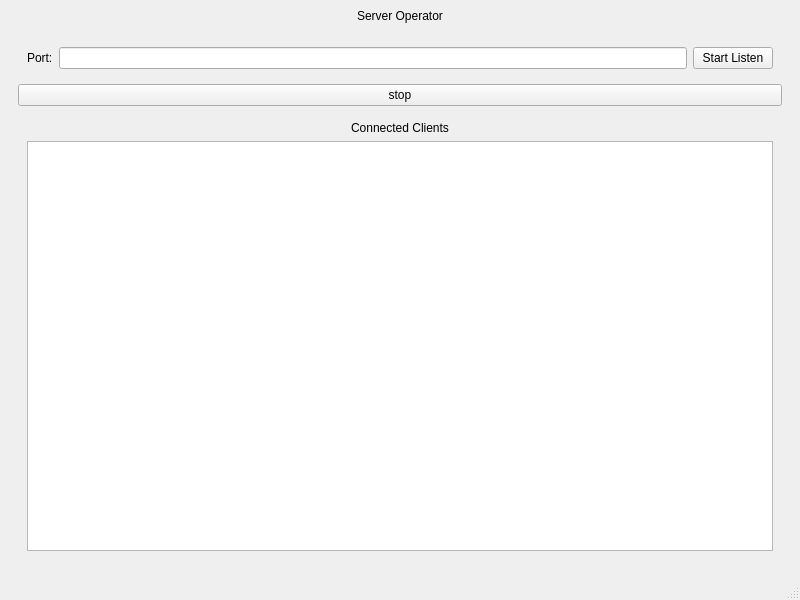
Before: the Qt Designer form src/server/ui/servermainwindow.ui in xiangCaO233/Qt-CS-Sample, drawn with Qt 5.
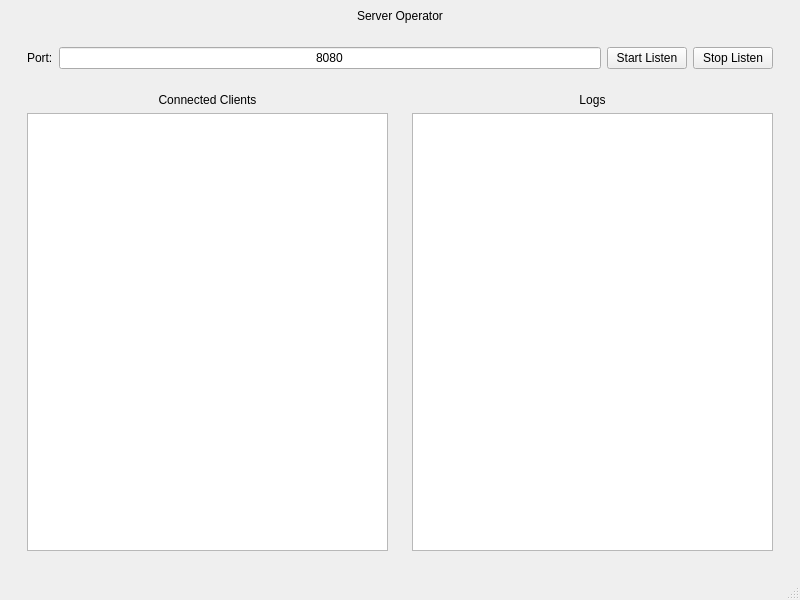
After: the same form once the commit is applied.

Commit message: feat(ui): 更新服务端UI逻辑 (#6)

The edit to the form file:
```diff
--- a/src/server/ui/servermainwindow.ui
+++ b/src/server/ui/servermainwindow.ui
@@ -14,7 +14,7 @@
    <string>ServerMainWindow</string>
   </property>
   <widget class="QWidget" name="centralwidget">
-   <layout class="QVBoxLayout" name="verticalLayout_3">
+   <layout class="QVBoxLayout" name="verticalLayout_4">
     <item>
      <widget class="QLabel" name="title">
       <property name="text">
@@ -43,6 +43,9 @@
             <property name="inputMask">
              <string notr="true"/>
             </property>
+            <property name="text">
+             <string>8080</string>
+            </property>
             <property name="alignment">
              <set>Qt::AlignmentFlag::AlignCenter</set>
             </property>
@@ -55,16 +58,18 @@
             </property>
            </widget>
           </item>
-         </layout>
-        </widget>
-       </item>
        <item>
-        <widget class="QPushButton" name="pushButton">
+           <widget class="QPushButton" name="stop_server_button">
          <property name="text">
-          <string>stop</string>
+             <string>Stop Listen</string>
          </property>
         </widget>
        </item>
+         </layout>
+        </widget>
+       </item>
+       <item>
+        <layout class="QHBoxLayout" name="horizontalLayout_2">
        <item>
         <widget class="QWidget" name="clientlist" native="true">
          <layout class="QVBoxLayout" name="verticalLayout">
@@ -84,6 +89,27 @@
          </layout>
         </widget>
        </item>
+         <item>
+          <widget class="QWidget" name="logs_widget" native="true">
+           <layout class="QVBoxLayout" name="verticalLayout_3">
+            <item>
+             <widget class="QLabel" name="logs_title">
+              <property name="text">
+               <string>Logs</string>
+              </property>
+              <property name="alignment">
+               <set>Qt::AlignmentFlag::AlignCenter</set>
+              </property>
+             </widget>
+            </item>
+            <item>
+             <widget class="QTextEdit" name="logarea"/>
+            </item>
+           </layout>
+          </widget>
+         </item>
+        </layout>
+       </item>
       </layout>
      </widget>
     </item>
@@ -95,7 +121,7 @@
      <x>0</x>
      <y>0</y>
      <width>800</width>
-     <height>21</height>
+     <height>36</height>
     </rect>
    </property>
   </widget>
```
Lines whose indentation alone changed are shown as unchanged. The commit also changes 2 other files.
